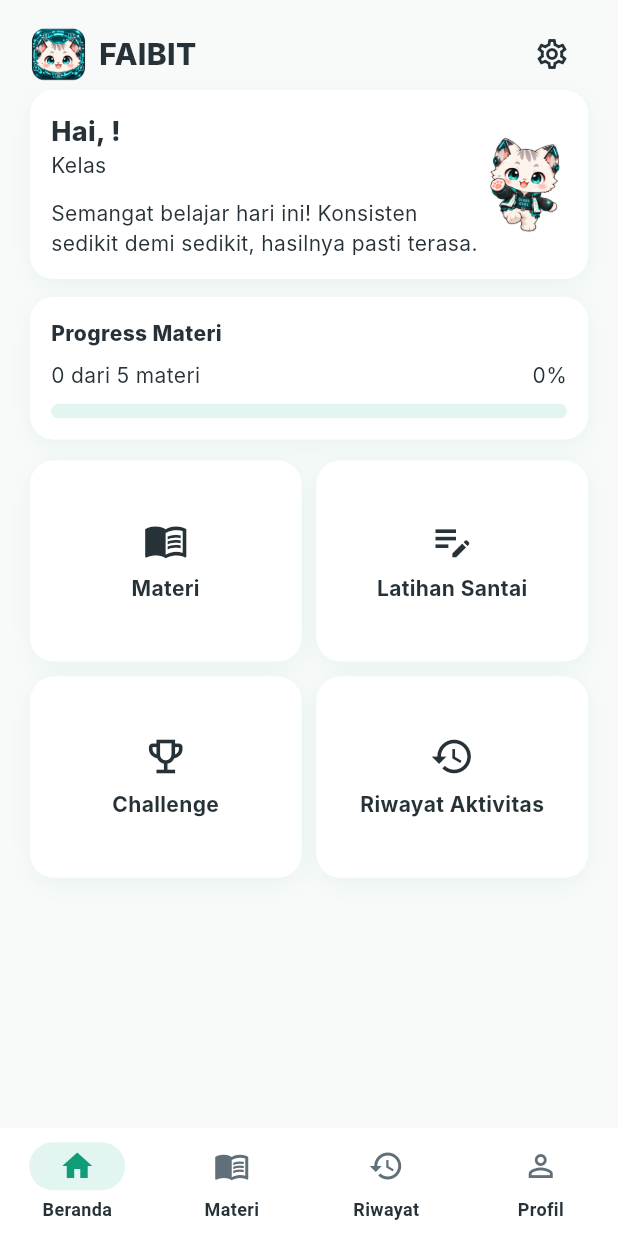
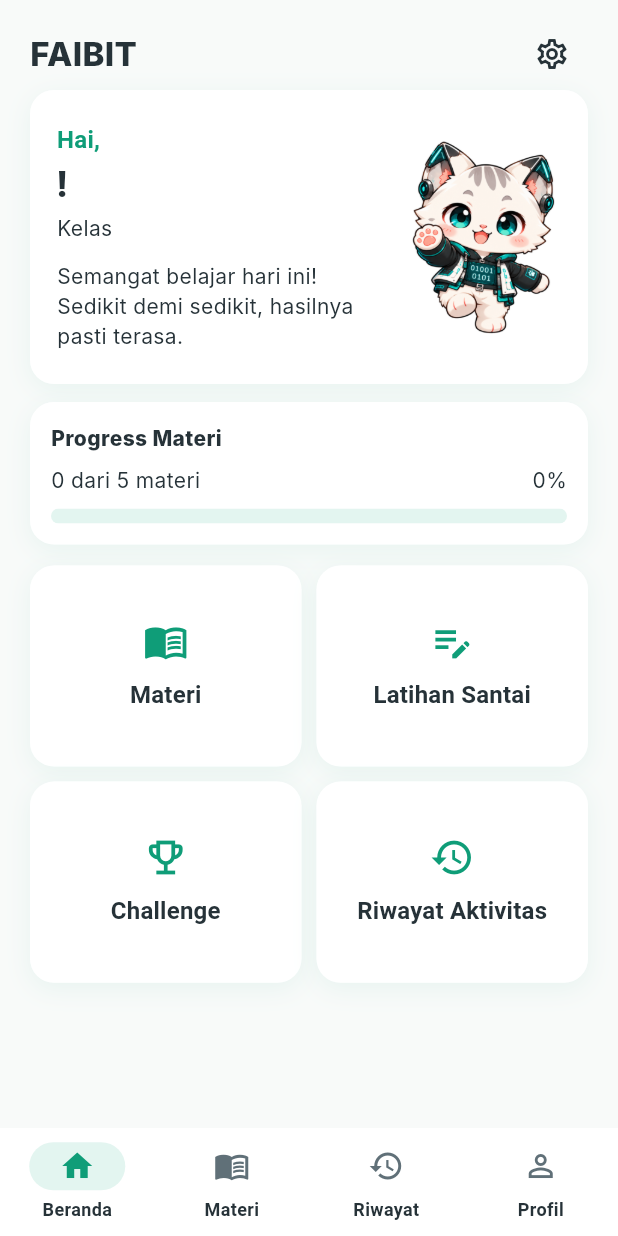
Before and after one commit to 2413025032/FAIBIT, a Flutter app: the HomeShell screen opened directly with empty values, on a phone screen of 412 x 824 dp. Run offline on Flutter 3.47's test engine with Material 3 defaults, Android fonts, the phone set to English and light mode, and no system bars; our stand-ins replace image_picker, shared_preferences; missing offline and left inert: real_page_flip; accounts and stored records are empty; Roboto replaces fonts that are missing (Inter, Poppins).

Commit message:
feat: redesign tata letak fai

```diff
--- a/lib/screens/history_profile.dart
+++ b/lib/screens/history_profile.dart
@@ -1,6 +1,6 @@
 import 'dart:io';
+
 import 'package:flutter/material.dart';
-import 'package:image_picker/image_picker.dart';
 
 import '../data/mock_data.dart';
 import '../models/models.dart';
@@ -100,29 +100,11 @@ class _ProfilePageState extends State<ProfilePage> {
   UserProfile get profile => widget.profile;
   ValueChanged<UserProfile> get onProfileChanged => widget.onProfileChanged;
 
-  File? _profileImage;
-
-  Future<void> _pickProfileImage() async {
-    final picker = ImagePicker();
-
-    final pickedFile = await picker.pickImage(
-      source: ImageSource.gallery,
-    );
-
-    if (pickedFile == null) return;
-
-    setState(() {
-      _profileImage = File(pickedFile.path);
-    });
-  }
-
   void _openEdit(BuildContext context) {
     Navigator.of(context).push(
       MaterialPageRoute(
-        builder: (_) => EditProfilePage(
-          profile: profile,
-          onSaved: onProfileChanged,
-        ),
+        builder: (_) =>
+            EditProfilePage(profile: profile, onSaved: onProfileChanged),
       ),
     );
   }
@@ -153,10 +135,9 @@ class _ProfilePageState extends State<ProfilePage> {
                   foregroundColor: AppTheme.darkGray,
                   backgroundImage: profile.photoPath != null
                       ? FileImage(File(profile.photoPath!))
-                    : null,
-                child: profile.photoPath == null
-                    ? const Icon(Icons.person_outline, size: 38)
-                    : null,
+                      : const AssetImage(
+                          'assets/images/branding/logo_faibit.png',
+                        ),
                 ),
 
                 const SizedBox(width: 16),
@@ -170,7 +151,10 @@ class _ProfilePageState extends State<ProfilePage> {
                       ),
                       const SizedBox(height: 3),
                       Text('Kelas ${profile.schoolClass}'),
-                      Text(profile.school, style: Theme.of(context).textTheme.bodySmall),
+                      Text(
+                        profile.school,
+                        style: Theme.of(context).textTheme.bodySmall,
+                      ),
                     ],
                   ),
                 ),
@@ -178,7 +162,10 @@ class _ProfilePageState extends State<ProfilePage> {
             ),
           ),
           const SizedBox(height: 20),
-          const Text('Akun Saya', style: TextStyle(fontWeight: FontWeight.w700)),
+          const Text(
+            'Akun Saya',
+            style: TextStyle(fontWeight: FontWeight.w700),
+          ),
           const SizedBox(height: 8),
           _ProfileDetail(label: 'Nama', value: profile.name),
           _ProfileDetail(label: 'Kelas', value: profile.schoolClass),
--- a/lib/screens/home_shell.dart
+++ b/lib/screens/home_shell.dart
@@ -104,20 +104,10 @@ class HomePage extends StatelessWidget {
       children: [
         Row(
           children: [
-            const SizedBox(
-              width: 38,
-              height: 38,
-              child: Image(
-                image: AssetImage('assets/images/branding/logo_faibit.png'),
-                fit: BoxFit.contain,
-                semanticLabel: 'Logo FAIBIT',
-              ),
-            ),
-            const SizedBox(width: 8),
             const Expanded(
               child: Text(
                 'FAIBIT',
-                style: TextStyle(fontSize: 20, fontWeight: FontWeight.w800),
+                style: TextStyle(fontSize: 22, fontWeight: FontWeight.w800),
               ),
             ),
             IconButton(
@@ -132,36 +122,69 @@ class HomePage extends StatelessWidget {
             child: Column(
               crossAxisAlignment: CrossAxisAlignment.stretch,
               children: [
-                OutlineCard(
+                LayoutBuilder(
+                  builder: (context, constraints) {
+                    final mascotWidth = (constraints.maxWidth * 0.32).clamp(
+                      100.0,
+                      142.0,
+                    );
+                    return OutlineCard(
+                      padding: const EdgeInsets.fromLTRB(18, 16, 12, 16),
                       child: Row(
+                        crossAxisAlignment: CrossAxisAlignment.center,
                         children: [
                           Expanded(
+                            child: Padding(
+                              padding: const EdgeInsets.only(right: 8),
                               child: Column(
                                 crossAxisAlignment: CrossAxisAlignment.start,
+                                mainAxisAlignment: MainAxisAlignment.center,
                                 children: [
                                   Text(
-                              'Hai, ${profile.name}!',
-                              style: const TextStyle(
-                                fontSize: 18,
-                                fontWeight: FontWeight.w800,
+                                    'Hai,',
+                                    style: Theme.of(context)
+                                        .textTheme
+                                        .titleMedium
+                                        ?.copyWith(
+                                          color: Theme.of(context)
+                                              .colorScheme
+                                              .primary,
                                         ),
                                   ),
+                                  const SizedBox(height: 2),
+                                  Text(
+                                    '${profile.name}!',
+                                    maxLines: 2,
+                                    overflow: TextOverflow.ellipsis,
+                                    style: Theme.of(context)
+                                        .textTheme
+                                        .headlineSmall
+                                        ?.copyWith(fontWeight: FontWeight.w800),
+                                  ),
+                                  const SizedBox(height: 3),
                                   Text('Kelas ${profile.schoolClass}'),
                                   const SizedBox(height: 12),
-                            const Text(
-                              'Semangat belajar hari ini! Konsisten sedikit demi sedikit, hasilnya pasti terasa.',
+                                  Text(
+                                    'Semangat belajar hari ini! '
+                                    'Sedikit demi sedikit, hasilnya pasti terasa.',
+                                    style: Theme.of(context)
+                                        .textTheme
+                                        .bodyMedium,
                                   ),
                                 ],
                               ),
                             ),
-                      const FaiMascot(
+                          ),
+                          FaiMascot(
                             assetName: 'faibit_melambai.png',
-                        width: 58,
-                        height: 96,
+                            width: mascotWidth,
+                            height: 164,
                             semanticLabel: 'Fai melambai',
                           ),
                         ],
                       ),
+                    );
+                  },
                 ),
                 const SizedBox(height: 12),
                 OutlineCard(
@@ -192,11 +215,13 @@ class HomePage extends StatelessWidget {
                   mainAxisSpacing: 10,
                   children: [
                     _menu(
+                      context,
                       'Materi',
                       Icons.menu_book_outlined,
                       () => onDestinationSelected(RootDestination.materials),
                     ),
                     _menu(
+                      context,
                       'Latihan Santai',
                       Icons.edit_note_outlined,
                       () => _openChildPage(
@@ -205,6 +230,7 @@ class HomePage extends StatelessWidget {
                       ),
                     ),
                     _menu(
+                      context,
                       'Challenge',
                       Icons.emoji_events_outlined,
                       () => _openChildPage(
@@ -213,6 +239,7 @@ class HomePage extends StatelessWidget {
                       ),
                     ),
                     _menu(
+                      context,
                       'Riwayat Aktivitas',
                       Icons.history_outlined,
                       () => onDestinationSelected(RootDestination.history),
@@ -227,17 +254,23 @@ class HomePage extends StatelessWidget {
     ),
   );
 
-  Widget _menu(String text, IconData icon, VoidCallback tap) => OutlineCard(
+  Widget _menu(
+    BuildContext context,
+    String text,
+    IconData icon,
+    VoidCallback tap,
+  ) => OutlineCard(
     onTap: tap,
+    padding: const EdgeInsets.symmetric(horizontal: 10, vertical: 14),
     child: Column(
       mainAxisAlignment: MainAxisAlignment.center,
       children: [
-        Icon(icon, size: 30),
-        const SizedBox(height: 7),
+        Icon(icon, size: 30, color: Theme.of(context).colorScheme.primary),
+        const SizedBox(height: 9),
         Text(
           text,
           textAlign: TextAlign.center,
-          style: const TextStyle(fontWeight: FontWeight.w700),
+          style: Theme.of(context).textTheme.titleMedium,
         ),
       ],
     ),
```
Lines whose indentation alone changed are shown as unchanged.
